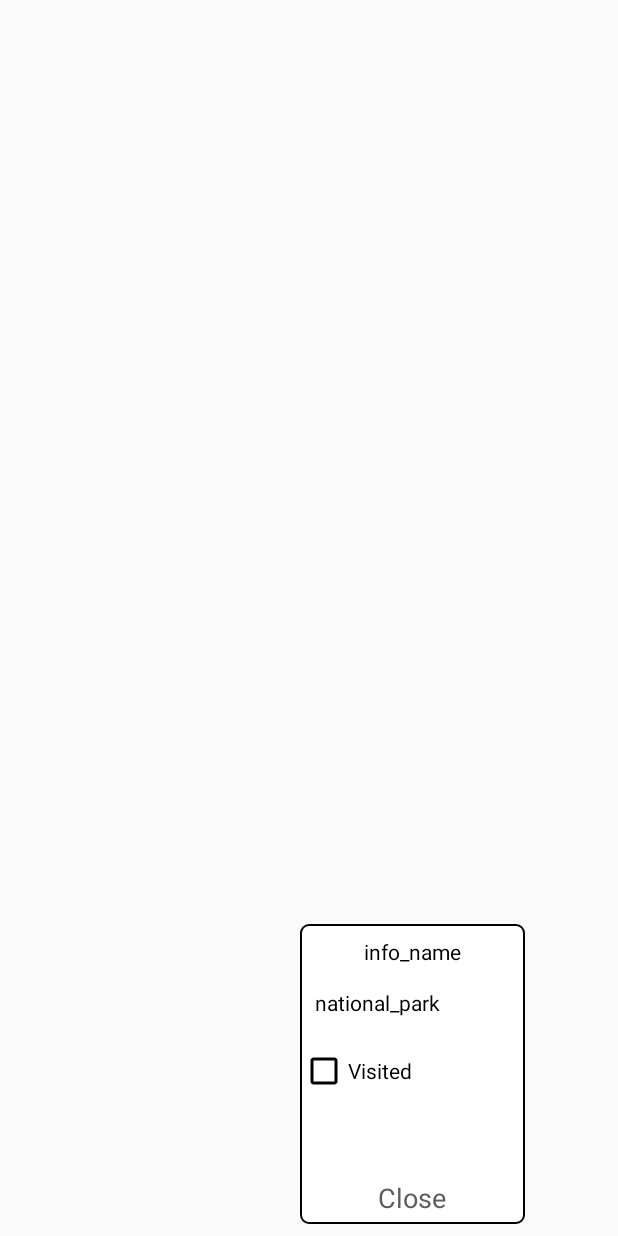
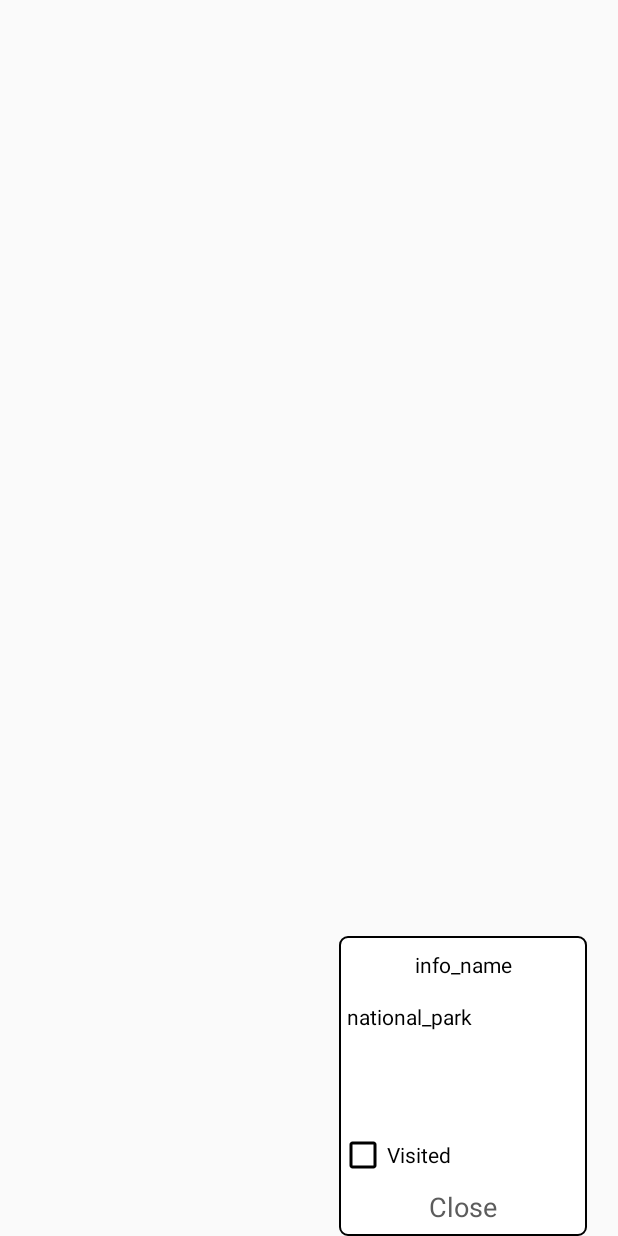
Before and after one commit to KristianTan/TrigTracker, an Android app: the layout info_box_fragment.xml on its own in the app's theme, with its tools: preview values and no code run, on a phone screen of 412 x 824 dp. Run offline under Robolectric (Android 15) with nearby library versions, the phone set to English and light mode, and no system bars.

Commit message:
Made info box layout flexible

```diff
--- a/app/src/main/res/layout/activity_main.xml
+++ b/app/src/main/res/layout/activity_main.xml
@@ -11,7 +11,5 @@
         android:id="@+id/fragment"
         android:name="com.uk.trigtracker.Fragments.MapFragment"
         android:layout_width="match_parent"
-        android:layout_height="match_parent"
-        tools:layout_editor_absoluteX="176dp"
-        tools:layout_editor_absoluteY="355dp" />
+        android:layout_height="match_parent" />
 </android.support.constraint.ConstraintLayout>
--- a/app/src/main/res/layout/info_box_fragment.xml
+++ b/app/src/main/res/layout/info_box_fragment.xml
@@ -7,17 +7,26 @@
     android:layout_width="match_parent"
     android:layout_height="match_parent">
 
+    <LinearLayout
+        android:layout_width="match_parent"
+        android:layout_height="match_parent"
+        android:orientation="horizontal">
+
+        <View
+            android:layout_width="0dp"
+            android:layout_height="0dp"
+            android:layout_weight="0.55"
+            android:visibility="invisible" />
+
+
         <FrameLayout
-        android:layout_width="150dp"
+            android:layout_width="0dp"
+            android:layout_weight="0.4"
             android:layout_height="200dp"
-        android:layout_marginStart="200dp"
-        android:layout_marginBottom="8dp"
             android:background="@drawable/info_box_border"
-        app:layout_constraintBottom_toBottomOf="parent"
-        app:layout_constraintStart_toStartOf="parent"
-        tools:context=".Fragments.InfoBoxFragment">
+            tools:context=".Fragments.InfoBoxFragment"
+            android:layout_gravity="bottom">
 
-        <!-- TODO: Update blank fragment layout -->
             <LinearLayout
                 android:layout_width="match_parent"
                 android:layout_height="match_parent"
@@ -26,40 +35,54 @@
                 <TextView
                     android:id="@+id/info_name"
                     android:layout_width="match_parent"
-                android:layout_height="37dp"
+                    android:layout_height="0dp"
+                    android:layout_weight="0.2"
                     android:gravity="center"
                     android:text="info_name"
                     android:textColor="@android:color/black" />
 
                 <TextView
                     android:id="@+id/national_park"
-                android:layout_width="130dp"
-                android:layout_height="wrap_content"
+                    android:layout_width="match_parent"
+                    android:layout_height="0dp"
                     android:layout_gravity="center"
+                    android:layout_marginLeft="5dp"
+                    android:layout_marginTop="5dp"
+                    android:layout_marginRight="5dp"
+                    android:layout_weight="0.45"
                     android:text="national_park"
-                android:layout_marginTop="5dp"
                     android:textColor="@android:color/black" />
+
                 <CheckBox
                     android:id="@+id/checkBox"
                     android:layout_width="match_parent"
-                android:layout_height="wrap_content"
-                android:layout_marginTop="20dp"
+                    android:layout_height="0dp"
+                    android:layout_weight="0.15"
                     android:text="Visited"
                     android:textColor="@android:color/black"
-                android:theme="@style/CheckBox"/>
-
-        </LinearLayout>
+                    android:theme="@style/CheckBox" />
 
                 <TextView
                     android:id="@+id/close"
                     android:layout_width="match_parent"
-            android:layout_height="wrap_content"
+                    android:layout_height="0dp"
                     android:layout_gravity="bottom"
-            android:paddingBottom="5dp"
+                    android:layout_weight="0.2"
                     android:gravity="center"
                     android:text="Close"
                     android:textColor="@color/lightGray"
                     android:textSize="18dp" />
+
+            </LinearLayout>
+
         </FrameLayout>
 
+        <View
+            android:layout_width="0dp"
+            android:layout_height="0dp"
+            android:layout_weight="0.05"
+            android:visibility="invisible" />
+    </LinearLayout>
+
+
 </android.support.constraint.ConstraintLayout>
```
Lines whose indentation alone changed are shown as unchanged.
